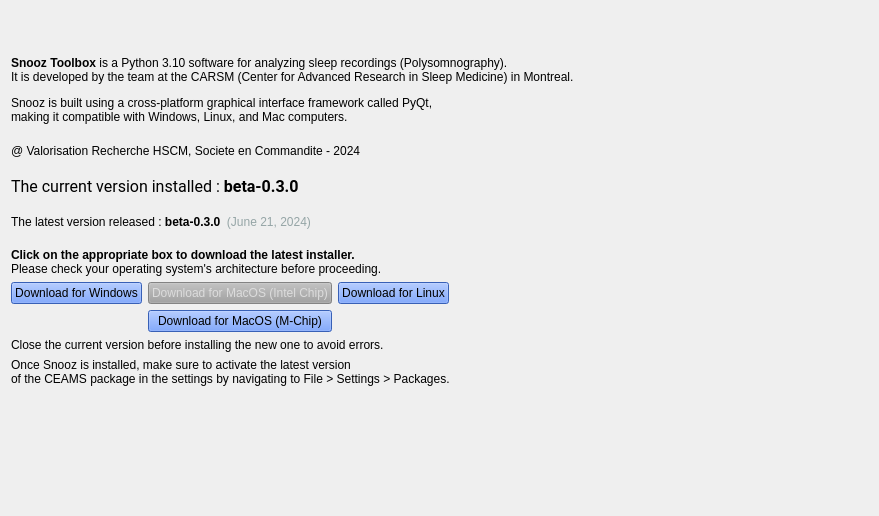
Above: src/main/python/ui/Ui_AboutDialog.ui from SnoozToolbox/snooz-toolbox before the change. Below: the same form after it.
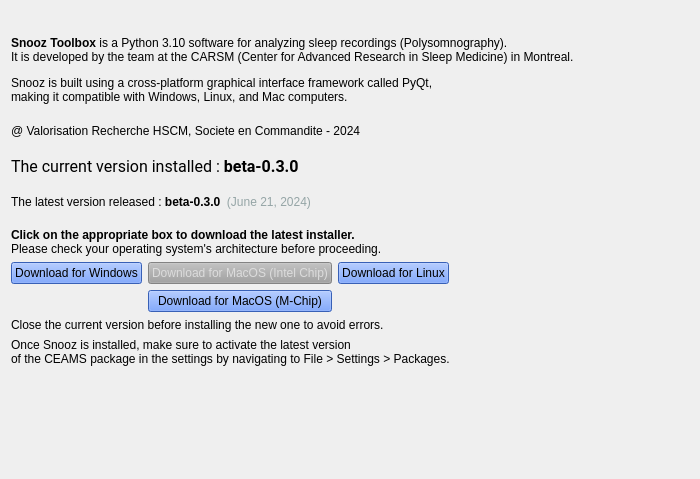
That is the form after the change.

The edit to the form file:
```diff
--- a/src/main/python/ui/Ui_AboutDialog.ui
+++ b/src/main/python/ui/Ui_AboutDialog.ui
@@ -6,8 +6,8 @@
    <rect>
     <x>0</x>
     <y>0</y>
-    <width>879</width>
-    <height>516</height>
+    <width>700</width>
+    <height>479</height>
    </rect>
   </property>
   <property name="windowTitle">
```
Left out of the diff: 1 changed line with no effect on the pictures. Lines whose indentation alone changed are shown as unchanged.
